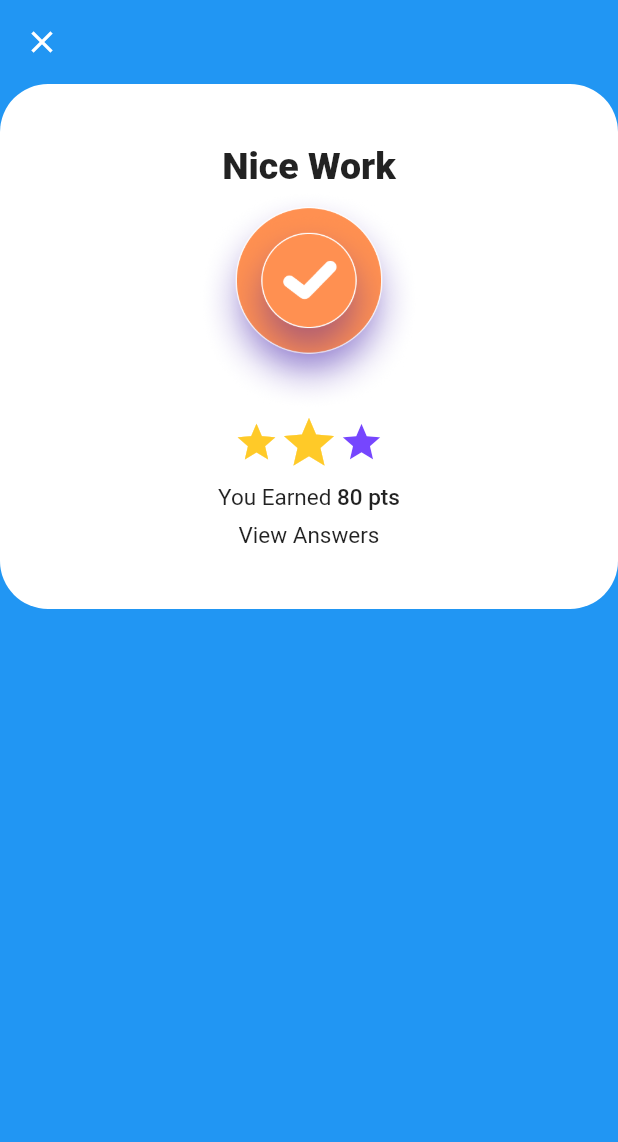
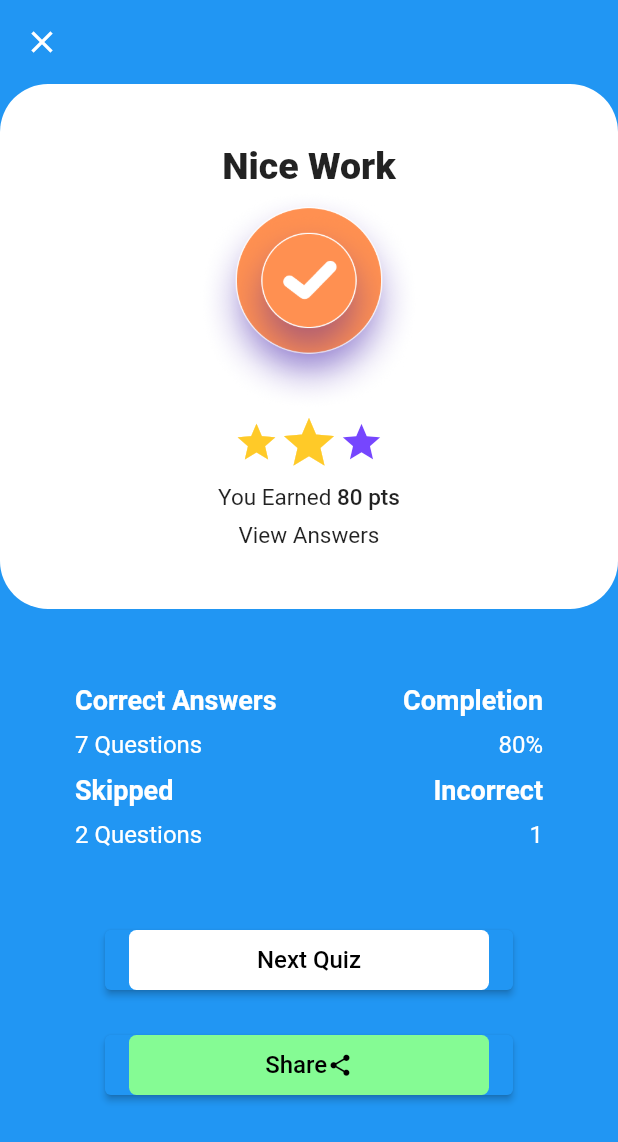
Before and after one commit to ashutosh7i/figma_to_flutter, a Flutter app: the Result screen opened directly, on a phone screen of 412 x 824 dp. Shown: the top 1142 px of the screen. Run offline on Flutter 3.47's test engine with Material 2 defaults, Android fonts, the phone set to English and light mode, and no system bars.

Commit message:
update: result page 100% complete.

```diff
--- a/lib/home/result.dart
+++ b/lib/home/result.dart
@@ -1,3 +1,4 @@
+import 'package:figma_to_flutter/home/home.dart';
 import 'package:flutter/material.dart';
 
 class Result extends StatelessWidget {
@@ -103,6 +104,150 @@ class Result extends StatelessWidget {
                 ),
               ),
             ),
+            //result summary
+            Padding(
+              padding: const EdgeInsets.all(50.0),
+              child: Column(
+                children: [
+                  //row 1
+                  DefaultTextStyle(
+                    style: TextStyle(fontSize: 18, fontWeight: FontWeight.w700),
+                    child: Row(
+                      children: [
+                        Text(
+                          'Correct Answers',
+                        ),
+                        Spacer(),
+                        Text(
+                          'Completion',
+                        )
+                      ],
+                    ),
+                  ),
+                  SizedBox(
+                    height: 10,
+                  ),
+                  //Row 2
+                  DefaultTextStyle(
+                    style: TextStyle(
+                      fontSize: 16,
+                    ),
+                    child: Row(
+                      children: [
+                        Text(
+                          '7 Questions',
+                        ),
+                        Spacer(),
+                        Text(
+                          '80%',
+                        )
+                      ],
+                    ),
+                  ),
+                  SizedBox(
+                    height: 10,
+                  ),
+                  //Row 3
+                  DefaultTextStyle(
+                    style: TextStyle(fontSize: 18, fontWeight: FontWeight.w700),
+                    child: Row(
+                      children: [
+                        Text(
+                          'Skipped',
+                        ),
+                        Spacer(),
+                        Text(
+                          'Incorrect',
+                        )
+                      ],
+                    ),
+                  ),
+                  SizedBox(
+                    height: 10,
+                  ),
+                  //row 4
+                  DefaultTextStyle(
+                    style: TextStyle(fontSize: 16),
+                    child: Row(
+                      children: [
+                        Text(
+                          '2 Questions',
+                        ),
+                        Spacer(),
+                        Text(
+                          '1',
+                        )
+                      ],
+                    ),
+                  ),
+                ],
+              ),
+            ),
+            //Button 1
+            ElevatedButton(
+              onPressed: () {
+                Navigator.push(
+                  context,
+                  MaterialPageRoute(
+                    builder: (c) => Home(),
+                  ),
+                );
+              },
+              child: Container(
+                decoration: BoxDecoration(
+                    color: Colors.white,
+                    borderRadius: BorderRadius.circular(5)),
+                height: 40,
+                width: 240,
+                child: Center(
+                    child: Text(
+                  'Next Quiz',
+                  style: TextStyle(
+                      color: Colors.black,
+                      fontSize: 16,
+                      fontWeight: FontWeight.w500),
+                )),
+              ),
+            ),
+            SizedBox(
+              height: 22,
+            ),
+            //Button 2
+
+            ElevatedButton(
+                onPressed: () {
+                  Navigator.push(
+                    context,
+                    MaterialPageRoute(
+                      builder: (c) => Home(),
+                    ),
+                  );
+                },
+                child: Container(
+                  decoration: BoxDecoration(
+                      color: Color.fromRGBO(133, 251, 148, 1),
+                      borderRadius: BorderRadius.circular(5)),
+                  height: 40,
+                  width: 240,
+                  child: Row(
+                    children: [
+                      Spacer(),
+                      Text(
+                        'Share',
+                        style: TextStyle(
+                            color: Colors.black,
+                            fontSize: 16,
+                            fontWeight: FontWeight.w500),
+                      ),
+                      Icon(
+                        Icons.share,
+                        color: Colors.black,
+                        size: 17,
+                      ),
+                      Spacer()
+                    ],
+                  ),
+                ))
           ],
         ),
       ),
```
